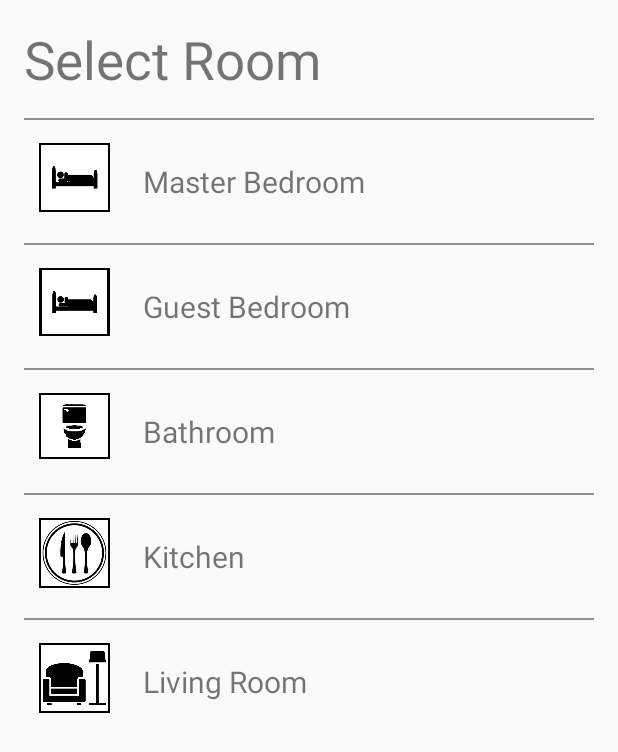
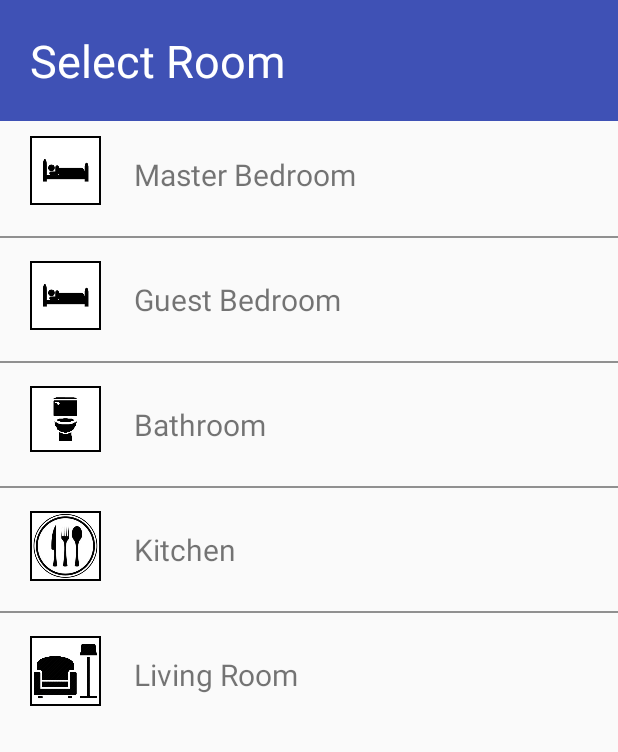
Before and after one commit to thuanchoo/OpaqueWindowApp, an Android app: the layout activity_select_room_page.xml on its own in the app's theme, with its tools: preview values and no code run, on a phone screen of 412 x 824 dp. Shown: the top 752 px of the screen. Run offline under Robolectric (Android 15) with nearby library versions, the phone set to English and light mode, and no system bars.

Commit message:
Added control page, altered headers
Finalized skeleton for the app (besides light control). Added toggling
of window panes.

```diff
--- a/OpaqueWindowApp/app/src/main/res/layout/activity_select_room_page.xml
+++ b/OpaqueWindowApp/app/src/main/res/layout/activity_select_room_page.xml
@@ -1,22 +1,20 @@
 <TableLayout xmlns:android="http://schemas.android.com/apk/res/android"
     xmlns:tools="http://schemas.android.com/tools" android:layout_width="match_parent"
-    android:layout_height="match_parent" android:paddingLeft="@dimen/activity_horizontal_margin"
-    android:paddingRight="@dimen/activity_horizontal_margin"
-    android:paddingTop="@dimen/activity_vertical_margin"
-    android:paddingBottom="@dimen/activity_vertical_margin"
+    android:layout_height="match_parent"
+
     tools:context="com.example.thuan.opaquewindowapp.SelectRoomPage">
     <TextView
+        android:layout_width="match_parent"
+        android:layout_height="wrap_content"
+        android:padding="20dp"
+        android:background="#3F51B5"
         android:text="Select Room"
-        android:textSize="35dp"
-        android:layout_marginBottom="10dp" />
-    <View
-        android:layout_width="match_parent"
-        android:layout_height="1dip"
-        android:background="#FF909090"
-        android:layout_marginTop="5dp"
-        android:layout_marginBottom="5dp" />
+        android:textSize="30dp"
+        android:textColor="#FFFFFFFF"/>
+
     <TableRow
         android:id="@+id/tableRow1"
+        android:layout_marginLeft="10dp"
         android:padding="10dp" >
         <ImageView
             android:layout_width="wrap_content"
@@ -43,13 +41,14 @@
         android:layout_marginBottom="5dp" />
     <TableRow
         android:id="@+id/tableRow2"
-        android:padding="10dp" >
+        android:padding="10dp"
+        android:layout_marginLeft="10dp" >
         <ImageView
             android:layout_width="wrap_content"
             android:layout_height="wrap_content"
             android:adjustViewBounds="true"
             android:maxWidth="47dp"
-            android:maxHeight="45dp"
+            android:maxHeight="47dp"
             android:scaleType="fitCenter"
             android:padding="1dp"
             android:background="#ff000000"
@@ -68,7 +67,8 @@
         android:layout_marginBottom="5dp" />
     <TableRow
         android:id="@+id/tableRow3"
-        android:padding="10dp" >
+        android:padding="10dp"
+        android:layout_marginLeft="10dp" >
         <ImageView
             android:layout_width="wrap_content"
             android:layout_height="wrap_content"
@@ -93,7 +93,8 @@
         android:layout_marginBottom="5dp" />
     <TableRow
         android:id="@+id/tableRow4"
-        android:padding="10dp" >
+        android:padding="10dp"
+        android:layout_marginLeft="10dp">
         <ImageView
             android:layout_width="wrap_content"
             android:layout_height="wrap_content"
@@ -118,7 +119,8 @@
         android:layout_marginBottom="5dp" />
     <TableRow
         android:id="@+id/tableRow5"
-        android:padding="10dp" >
+        android:padding="10dp"
+        android:layout_marginLeft="10dp">
         <ImageView
             android:layout_width="wrap_content"
             android:layout_height="wrap_content"
--- a/OpaqueWindowApp/app/src/main/res/values/strings.xml
+++ b/OpaqueWindowApp/app/src/main/res/values/strings.xml
@@ -7,5 +7,6 @@
     <string name="title_activity_opaque_splash_page">OpaqueSplashPage</string>
     <string name="title_activity_select_room">SelectRoom</string>
     <string name="hello_world">Hello world!</string>
+    <string name="title_activity_control_room_page">ControlRoomPage</string>
 
 </resources>
```
Also changed, not shown: OpaqueWindowApp/app/src/main/AndroidManifest.xml (+8 -0 lines), OpaqueWindowApp/app/src/main/java/com/example/thuan/opaquewindowapp/ControlRoomPage.java (added, +72 -0 lines), OpaqueWindowApp/app/src/main/java/com/example/thuan/opaquewindowapp/SelectRoomPage.java (+68 -21 lines), OpaqueWindowApp/app/src/main/res/drawable/button.xml (added, +9 -0 lines), OpaqueWindowApp/app/src/main/res/drawable/opaquewindow.xml (added, +9 -0 lines), OpaqueWindowApp/app/src/main/res/drawable/windowbutton.xml (added, +9 -0 lines), OpaqueWindowApp/app/src/main/res/layout/activity_control_room_page.xml (added, +85 -0 lines), OpaqueWindowApp/app/src/main/res/menu/menu_control_room_page.xml (added, +7 -0 lines).
